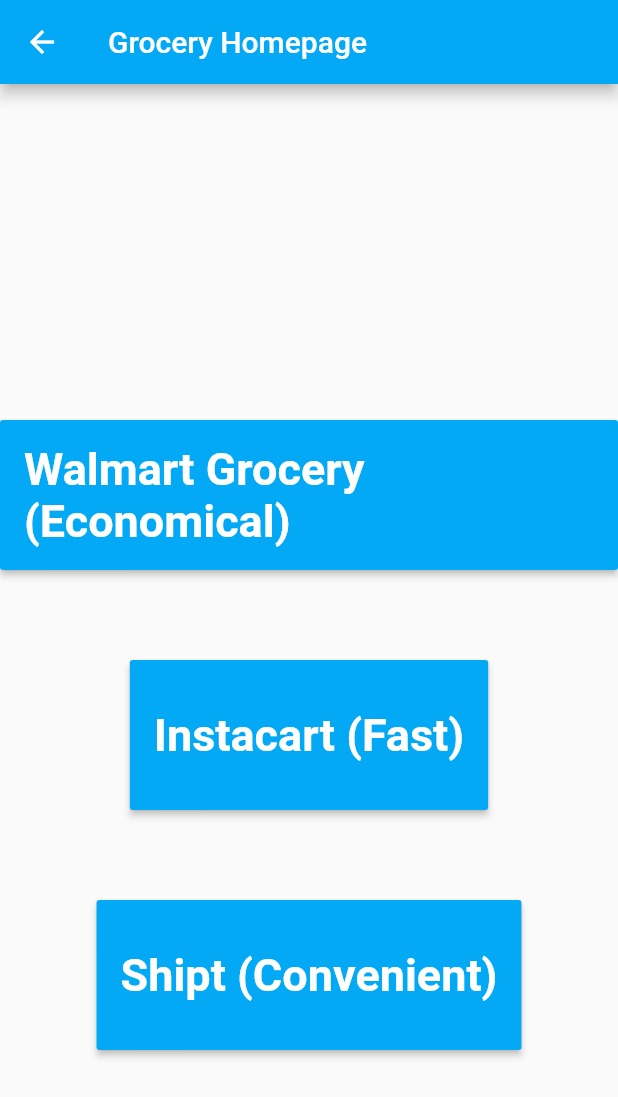
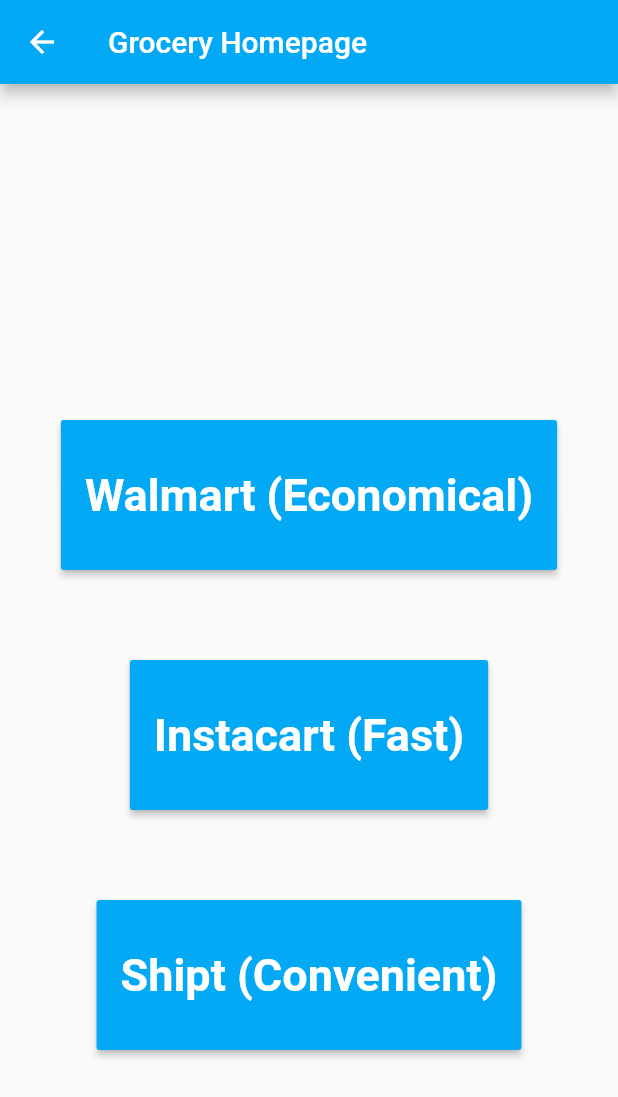
Before and after one commit to aeshon/Hygenie-Silicon-Valley-Hacks-Submission-, a Flutter app: the ScheduleGroceriesPage screen opened directly, on a phone screen of 412 x 824 dp. Shown: the top 1097 px of the screen. Run offline on Flutter 3.47's test engine with Material 2 defaults, Android fonts, the phone set to English and light mode, and no system bars; our stand-ins replace flutter_local_notifications, google_maps_flutter, location, shared_preferences; accounts and stored records are empty.

Commit message:
finished UI

```diff
--- a/lib/ScheduleGroceriesPage.dart
+++ b/lib/ScheduleGroceriesPage.dart
@@ -26,7 +26,7 @@ class ScheduleGroceriesPage extends StatelessWidget{
                 child: RaisedButton(
                   onPressed: () => launch('https://grocery.walmart.com/'),
                   color: Colors.lightBlue,
-                  child: Text('Walmart Grocery (Economical)', style: new TextStyle(color: Colors.white, fontSize: 30, fontWeight: FontWeight.bold)),
+                  child: Text('Walmart (Economical)', style: new TextStyle(color: Colors.white, fontSize: 30, fontWeight: FontWeight.bold)),
                 )
             ),
             new SizedBox(height: 60),
```
Also changed, not shown: pubspec.lock.
